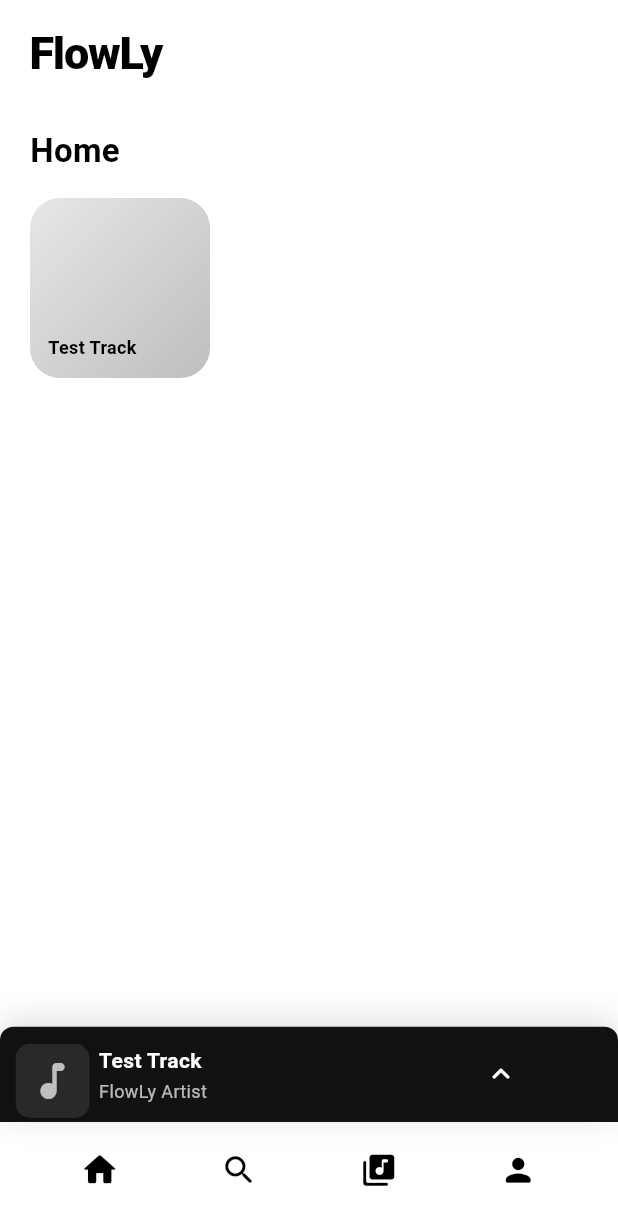
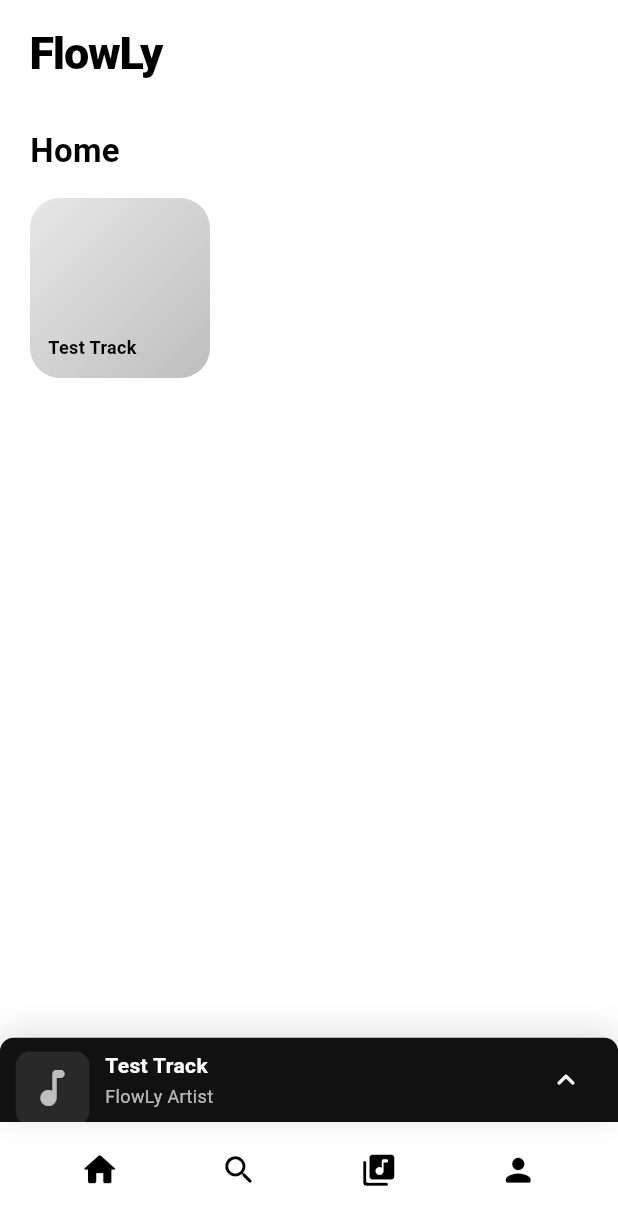
Before and after one commit to FrezzDEV/FlowLy-v1, a Flutter app: the screen it shows after launch, after a tap on "Test Track", on a phone screen of 412 x 824 dp. Shown: the top 1225 px of the screen. Run offline on Flutter 3.47's test engine with Material 3 defaults, Android fonts, the phone set to English and light mode, and no system bars.

Commit message:
fix: make player responsive to screen height

```diff
--- a/lib/shared/widgets/draggable_view.dart
+++ b/lib/shared/widgets/draggable_view.dart
@@ -12,10 +12,9 @@ class DraggableView extends StatefulWidget {
 
 class DraggableViewState extends State<DraggableView>
     with SingleTickerProviderStateMixin {
-  // Proportions of the available body height instead of fixed pixel heights.
-  static const double _miniFactor = 0.085;
+  static const double _miniFactor = 0.075;
   static const double _expandedFactor = 1.0;
-  static const double _miniRadiusFactor = 0.022;
+  static const double _radiusFactor = 0.022;
 
   late final AnimationController _progress;
 
@@ -62,6 +61,7 @@ class DraggableViewState extends State<DraggableView>
     final target = velocity.abs() > 600
         ? (velocity < 0 ? 1.0 : 0.0)
         : (_progress.value > 0.5 ? 1.0 : 0.0);
+
     if (target == 1) {
       await open();
     } else {
@@ -73,19 +73,27 @@ class DraggableViewState extends State<DraggableView>
   Widget build(BuildContext context) {
     return LayoutBuilder(
       builder: (context, constraints) {
-        final height = constraints.maxHeight;
+        final bodyHeight = constraints.maxHeight;
         final width = constraints.maxWidth;
 
         return AnimatedBuilder(
           animation: _progress,
           builder: (context, _) {
             final t = _progress.value;
-            final heightFactor = lerpDouble(_miniFactor, _expandedFactor, t)!;
-            final playerHeight = height * heightFactor;
-            final radius = width * _miniRadiusFactor * (1 - t);
+            final playerHeight = bodyHeight *
+                lerpDouble(_miniFactor, _expandedFactor, t)!;
+            final radius = width * _radiusFactor * (1 - t);
             final artSize = lerpDouble(width * 0.12, width * 0.56, t)!;
-            final artTop = lerpDouble(playerHeight * 0.18, height * 0.10, t)!;
-            final artLeft = lerpDouble(width * 0.025, (width - artSize) / 2, t)!;
+            final artTop = lerpDouble(
+              playerHeight * 0.16,
+              bodyHeight * 0.095,
+              t,
+            )!;
+            final artLeft = lerpDouble(
+              width * 0.025,
+              (width - artSize) / 2,
+              t,
+            )!;
             final miniOpacity = 1 - _remap(t, 0, 0.32);
             final expandedOpacity = _remap(t, 0.45, 1);
 
@@ -127,33 +135,31 @@ class DraggableViewState extends State<DraggableView>
                       ),
                       Positioned.fill(
                         child: IgnorePointer(
-                          ignoring: t > 0.4,
+                          ignoring: t > 0.35,
                           child: Opacity(
                             opacity: miniOpacity,
                             child: _MiniContent(
                               onTap: open,
                               width: width,
-                            ),
-                          ),
-                        ),
-                      ),
-                      Positioned.fill(
-                        child: IgnorePointer(
-                          ignoring: t < 0.5,
-                          child: Opacity(
-                            opacity: expandedOpacity,
-                            child: Padding(
-                              padding: EdgeInsets.symmetric(horizontal: width * 0.06),
-                              child: _ExpandedContent(
-                                top: artTop + artSize + height * 0.04,
-                                width: width,
-                              ),
+                              artSize: lerpDouble(width * 0.12, width * 0.56, 0)! ,
                             ),
                           ),
                         ),
                       ),
                       Positioned(
-                        top: height * 0.025,
+                        top: artTop + artSize + bodyHeight * 0.035,
+                        left: width * 0.06,
+                        right: width * 0.06,
+                        child: IgnorePointer(
+                          ignoring: t < 0.5,
+                          child: Opacity(
+                            opacity: expandedOpacity,
+                            child: _ExpandedContent(width: width),
+                          ),
+                        ),
+                      ),
+                      Positioned(
+                        top: bodyHeight * 0.025,
                         left: 0,
                         right: 0,
                         child: IgnorePointer(
@@ -165,7 +171,7 @@ class DraggableViewState extends State<DraggableView>
                               child: Center(
                                 child: Container(
                                   width: width * 0.11,
-                                  height: height * 0.006,
+                                  height: bodyHeight * 0.006,
                                   decoration: BoxDecoration(
                                     color: Colors.white38,
                                     borderRadius: BorderRadius.circular(999),
@@ -192,10 +198,11 @@ class DraggableViewState extends State<DraggableView>
 }
 
 class _MiniContent extends StatelessWidget {
-  const _MiniContent({required this.onTap, required this.width});
+  const _MiniContent({required this.onTap, required this.width, required this.artSize});
 
   final VoidCallback onTap;
   final double width;
+  final double artSize;
 
   @override
   Widget build(BuildContext context) {
@@ -203,7 +210,7 @@ class _MiniContent extends StatelessWidget {
       onTap: onTap,
       behavior: HitTestBehavior.opaque,
       child: Padding(
-        padding: EdgeInsets.symmetric(horizontal: width * 0.16),
+        padding: EdgeInsets.only(left: artSize + width * 0.05, right: width * 0.055),
         child: Row(
           children: [
             Expanded(
@@ -211,19 +218,11 @@ class _MiniContent extends StatelessWidget {
                 mainAxisAlignment: MainAxisAlignment.center,
                 crossAxisAlignment: CrossAxisAlignment.start,
                 children: const [
-                  Text(
-                    'Test Track',
-                    maxLines: 1,
-                    overflow: TextOverflow.ellipsis,
-                    style: TextStyle(color: Colors.white, fontSize: 14, fontWeight: FontWeight.w600),
-                  ),
+                  Text('Test Track', maxLines: 1, overflow: TextOverflow.ellipsis,
+                      style: TextStyle(color: Colors.white, fontSize: 14, fontWeight: FontWeight.w600)),
                   SizedBox(height: 2),
-                  Text(
-                    'FlowLy Artist',
-                    maxLines: 1,
-                    overflow: TextOverflow.ellipsis,
-                    style: TextStyle(color: Colors.white70, fontSize: 12),
-                  ),
+                  Text('FlowLy Artist', maxLines: 1, overflow: TextOverflow.ellipsis,
+                      style: TextStyle(color: Colors.white70, fontSize: 12)),
                 ],
               ),
             ),
@@ -236,40 +235,20 @@ class _MiniContent extends StatelessWidget {
 }
 
 class _ExpandedContent extends StatelessWidget {
-  const _ExpandedContent({required this.top, required this.width});
+  const _ExpandedContent({required this.width});
 
-  final double top;
   final double width;
 
   @override
   Widget build(BuildContext context) {
-    return Positioned(
-      top: top,
-      left: 0,
-      right: 0,
-      child: Column(
-        crossAxisAlignment: CrossAxisAlignment.start,
+    return Column(
       children: [
-          Align(
-            alignment: Alignment.center,
-            child: Text(
-              'Test Track',
-              style: TextStyle(
-                color: Colors.white,
-                fontSize: width * 0.06,
-                fontWeight: FontWeight.w700,
-              ),
-            ),
-          ),
+        Text('Test Track', textAlign: TextAlign.center,
+            style: TextStyle(color: Colors.white, fontSize: width * 0.06, fontWeight: FontWeight.w700)),
         SizedBox(height: width * 0.015),
-          Align(
-            alignment: Alignment.center,
-            child: Text(
-              'FlowLy Artist',
-              style: TextStyle(color: Colors.white70, fontSize: width * 0.038),
-            ),
-          ),
-          SizedBox(height: width * 0.10),
+        Text('FlowLy Artist', textAlign: TextAlign.center,
+            style: TextStyle(color: Colors.white70, fontSize: width * 0.038)),
+        SizedBox(height: width * 0.09),
         SliderTheme(
           data: SliderTheme.of(context).copyWith(
             activeTrackColor: Colors.white,
@@ -290,7 +269,6 @@ class _ExpandedContent extends StatelessWidget {
           ],
         ),
       ],
-      ),
     );
   }
 }
@@ -316,13 +294,7 @@ class _ActionButton extends StatelessWidget {
   Widget build(BuildContext context) {
     final width = MediaQuery.sizeOf(context).width;
     final size = width * sizeFactor;
-    return SizedBox(
-      width: size,
-      height: size,
-      child: Center(
-        child: Icon(icon, color: Colors.white, size: size * 0.56),
-      ),
-    );
+    return SizedBox(width: size, height: size, child: Center(child: Icon(icon, color: Colors.white, size: size * 0.56)));
   }
 }
 
```
Lines whose indentation alone changed are shown as unchanged.
